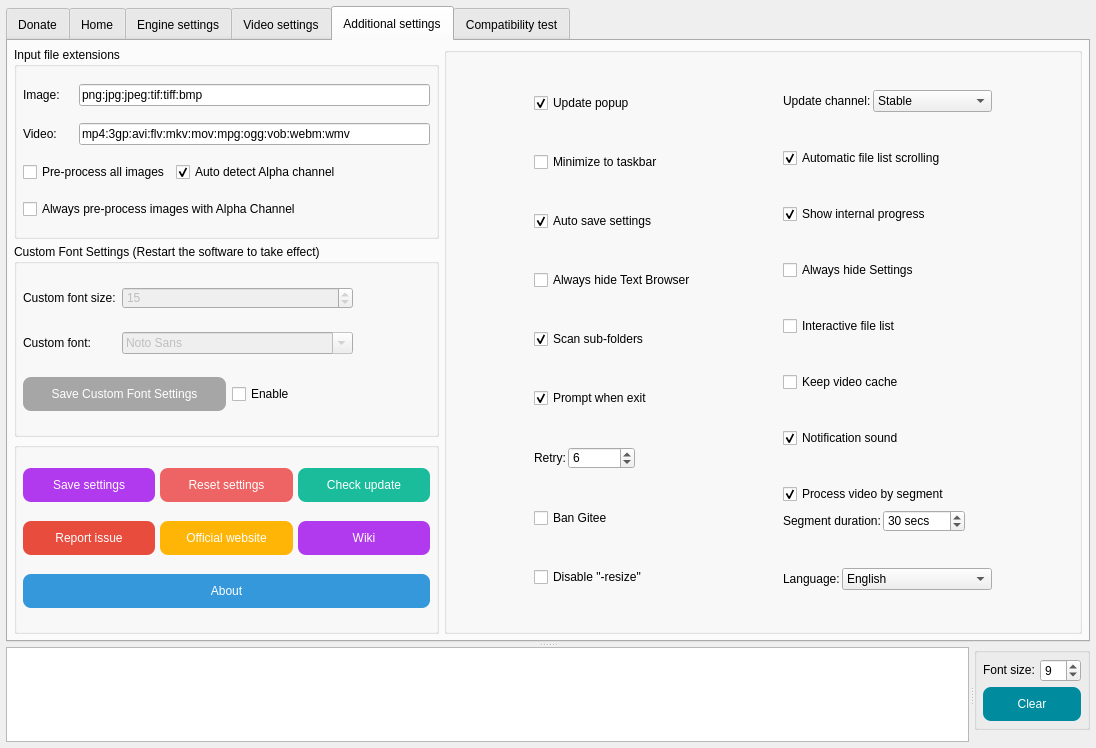
Before: the Qt Designer form SRC/Waifu2x-Extension-QT/mainwindow.ui in AaronFeng753/Waifu2x-Extension-GUI, drawn with Qt 5.
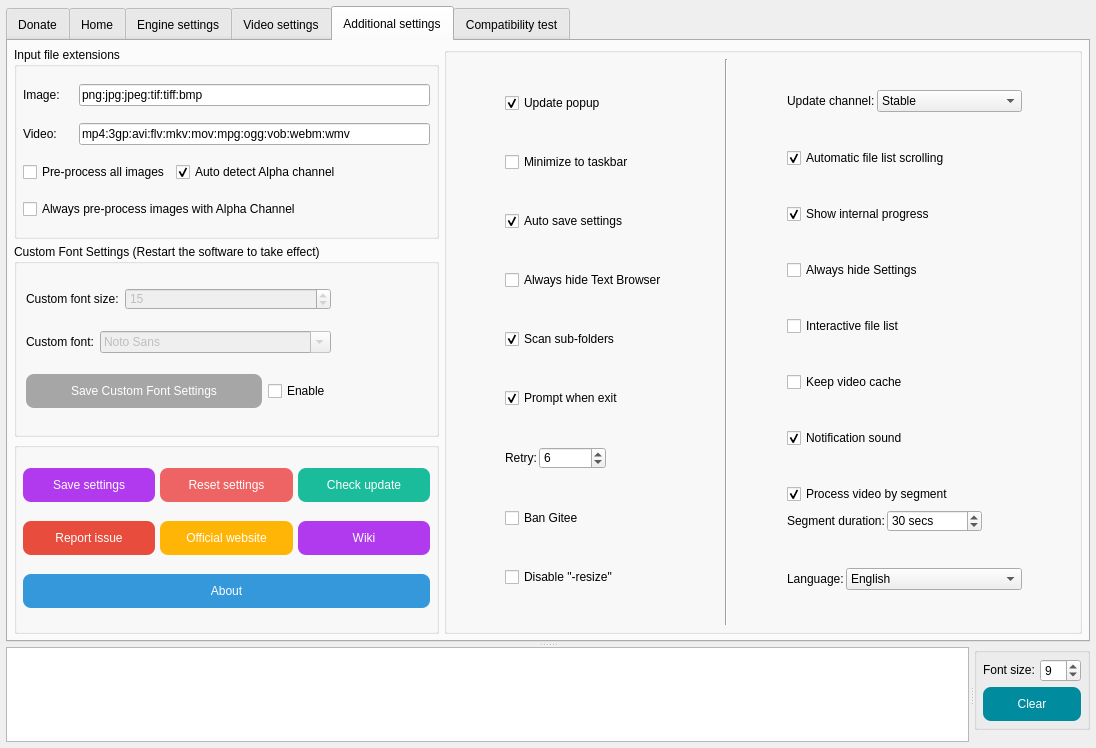
After: the same form once the commit is applied. The open tabs and pages were chosen to show the change. Icons and pictures are not drawn.

The edit to the form file:
```diff
--- a/SRC/Waifu2x-Extension-QT/mainwindow.ui
+++ b/SRC/Waifu2x-Extension-QT/mainwindow.ui
@@ -8677,19 +8677,25 @@
                 <string>Custom Font Settings (Restart the software to take effect)</string>
                </property>
                <layout class="QGridLayout" name="gridLayout_17">
-                <property name="leftMargin">
-                 <number>6</number>
-                </property>
-                <property name="topMargin">
-                 <number>6</number>
-                </property>
-                <property name="rightMargin">
-                 <number>6</number>
-                </property>
-                <property name="bottomMargin">
-                 <number>6</number>
-                </property>
-                <item row="1" column="1" colspan="4">
+                <item row="1" column="0">
+                 <layout class="QHBoxLayout" name="horizontalLayout_37">
+                  <item>
+                   <widget class="QLabel" name="label_24">
+                    <property name="sizePolicy">
+                     <sizepolicy hsizetype="Fixed" vsizetype="Fixed">
+                      <horstretch>0</horstretch>
+                      <verstretch>0</verstretch>
+                     </sizepolicy>
+                    </property>
+                    <property name="text">
+                     <string>Custom font:</string>
+                    </property>
+                    <property name="alignment">
+                     <set>Qt::AlignLeading|Qt::AlignLeft|Qt::AlignVCenter</set>
+                    </property>
+                   </widget>
+                  </item>
+                  <item>
                  <widget class="QFontComboBox" name="fontComboBox_CustFont">
                   <property name="enabled">
                    <bool>false</bool>
@@ -8704,7 +8710,11 @@
                   </property>
                  </widget>
                 </item>
-                <item row="2" column="0" colspan="3">
+                 </layout>
+                </item>
+                <item row="2" column="0">
+                 <layout class="QHBoxLayout" name="horizontalLayout_38">
+                  <item>
                  <widget class="QPushButton" name="pushButton_Save_GlobalFontSize">
                   <property name="enabled">
                    <bool>false</bool>
@@ -8756,7 +8766,7 @@
                   </property>
                  </widget>
                 </item>
-                <item row="2" column="3">
+                  <item>
                  <widget class="QCheckBox" name="checkBox_isCustFontEnable">
                   <property name="sizePolicy">
                    <sizepolicy hsizetype="Fixed" vsizetype="Fixed">
@@ -8772,8 +8782,18 @@
                   </property>
                  </widget>
                 </item>
+                 </layout>
+                </item>
                 <item row="0" column="0">
+                 <layout class="QHBoxLayout" name="horizontalLayout_36">
+                  <item>
                  <widget class="QLabel" name="label_22">
+                    <property name="sizePolicy">
+                     <sizepolicy hsizetype="Fixed" vsizetype="Fixed">
+                      <horstretch>0</horstretch>
+                      <verstretch>0</verstretch>
+                     </sizepolicy>
+                    </property>
                   <property name="text">
                    <string>Custom font size:</string>
                   </property>
@@ -8782,17 +8802,7 @@
                   </property>
                  </widget>
                 </item>
-                <item row="1" column="0">
-                 <widget class="QLabel" name="label_24">
-                  <property name="text">
-                   <string>Custom font:</string>
-                  </property>
-                  <property name="alignment">
-                   <set>Qt::AlignLeading|Qt::AlignLeft|Qt::AlignVCenter</set>
-                  </property>
-                 </widget>
-                </item>
-                <item row="0" column="1" colspan="4">
+                  <item>
                  <widget class="QSpinBox" name="spinBox_GlobalFontSize">
                   <property name="enabled">
                    <bool>false</bool>
@@ -8803,6 +8813,12 @@
                     <verstretch>0</verstretch>
                    </sizepolicy>
                   </property>
+                    <property name="minimumSize">
+                     <size>
+                      <width>80</width>
+                      <height>0</height>
+                     </size>
+                    </property>
                   <property name="maximumSize">
                    <size>
                     <width>16777215</width>
@@ -8820,20 +8836,9 @@
                   </property>
                  </widget>
                 </item>
-                <item row="0" column="5" rowspan="2">
-                 <spacer name="horizontalSpacer_10">
-                  <property name="orientation">
-                   <enum>Qt::Horizontal</enum>
-                  </property>
-                  <property name="sizeHint" stdset="0">
-                   <size>
-                    <width>40</width>
-                    <height>20</height>
-                   </size>
-                  </property>
-                 </spacer>
+                 </layout>
                 </item>
-                <item row="2" column="4" colspan="2">
+                <item row="0" column="1" rowspan="3">
                  <spacer name="horizontalSpacer_2">
                   <property name="orientation">
                    <enum>Qt::Horizontal</enum>
@@ -9173,7 +9178,7 @@
              <property name="title">
               <string/>
              </property>
-             <layout class="QGridLayout" name="gridLayout_14" columnstretch="1,1,1,1,1">
+             <layout class="QGridLayout" name="gridLayout_14" columnstretch="0,0,0,0,0,0,0">
               <property name="leftMargin">
                <number>6</number>
               </property>
@@ -9189,32 +9194,6 @@
               <property name="spacing">
                <number>7</number>
               </property>
-              <item row="0" column="2">
-               <spacer name="horizontalSpacer_9">
-                <property name="orientation">
-                 <enum>Qt::Horizontal</enum>
-                </property>
-                <property name="sizeHint" stdset="0">
-                 <size>
-                  <width>40</width>
-                  <height>20</height>
-                 </size>
-                </property>
-               </spacer>
-              </item>
-              <item row="0" column="4">
-               <spacer name="horizontalSpacer_44">
-                <property name="orientation">
-                 <enum>Qt::Horizontal</enum>
-                </property>
-                <property name="sizeHint" stdset="0">
-                 <size>
-                  <width>40</width>
-                  <height>20</height>
-                 </size>
-                </property>
-               </spacer>
-              </item>
               <item row="0" column="1">
                <widget class="QFrame" name="frame_7">
                 <property name="frameShape">
@@ -9429,7 +9408,53 @@
                 </layout>
                </widget>
               </item>
+              <item row="0" column="6">
+               <spacer name="horizontalSpacer_44">
+                <property name="orientation">
+                 <enum>Qt::Horizontal</enum>
+                </property>
+                <property name="sizeHint" stdset="0">
+                 <size>
+                  <width>40</width>
+                  <height>20</height>
+                 </size>
+                </property>
+               </spacer>
+              </item>
+              <item row="0" column="0">
+               <spacer name="horizontalSpacer_45">
+                <property name="orientation">
+                 <enum>Qt::Horizontal</enum>
+                </property>
+                <property name="sizeHint" stdset="0">
+                 <size>
+                  <width>40</width>
+                  <height>20</height>
+                 </size>
+                </property>
+               </spacer>
+              </item>
               <item row="0" column="3">
+               <widget class="Line" name="line_44">
+                <property name="orientation">
+                 <enum>Qt::Vertical</enum>
+                </property>
+               </widget>
+              </item>
+              <item row="0" column="2">
+               <spacer name="horizontalSpacer_9">
+                <property name="orientation">
+                 <enum>Qt::Horizontal</enum>
+                </property>
+                <property name="sizeHint" stdset="0">
+                 <size>
+                  <width>40</width>
+                  <height>20</height>
+                 </size>
+                </property>
+               </spacer>
+              </item>
+              <item row="0" column="5">
                <widget class="QFrame" name="frame_8">
                 <property name="frameShape">
                  <enum>QFrame::NoFrame</enum>
@@ -9847,8 +9872,8 @@
                 </layout>
                </widget>
               </item>
-              <item row="0" column="0">
-               <spacer name="horizontalSpacer_45">
+              <item row="0" column="4">
+               <spacer name="horizontalSpacer_10">
                 <property name="orientation">
                  <enum>Qt::Horizontal</enum>
                 </property>
```
Left out of the diff: 341 changed lines with no effect on the pictures. Lines whose indentation alone changed are shown as unchanged.
